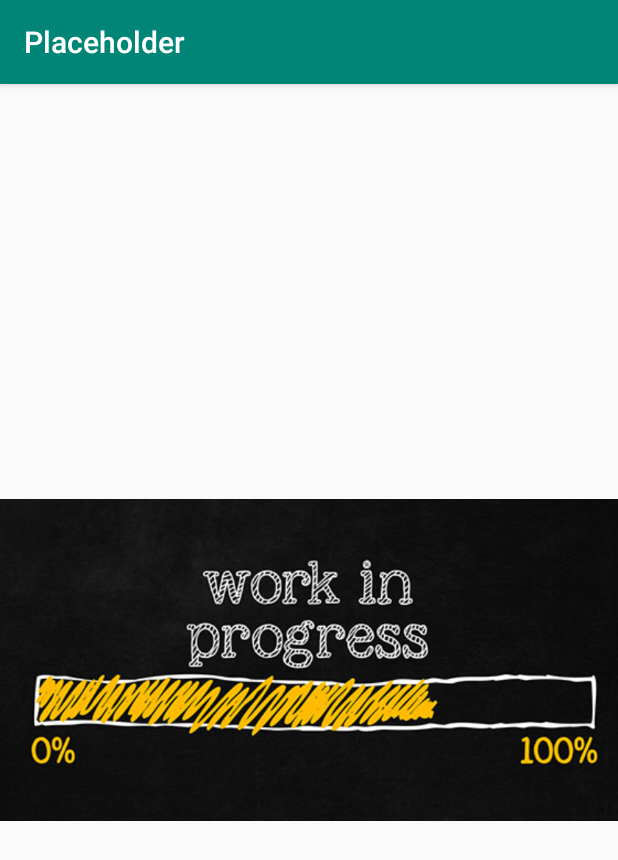
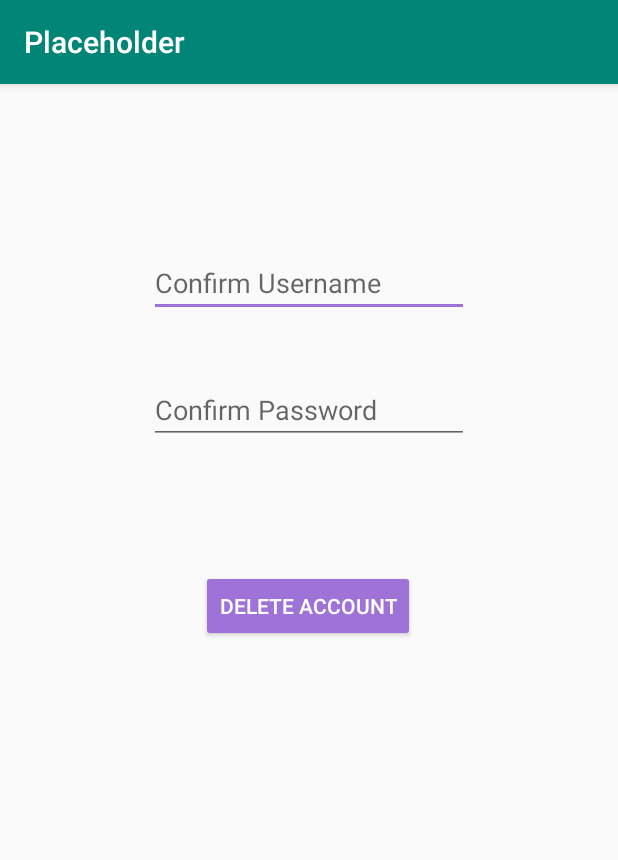
Before and after one commit to ekosharny/Placeholder, an Android app: the settings screen opened directly, with no data from a screen before it, on a phone screen of 412 x 824 dp. Shown: the top 860 px of the screen. Run offline under Robolectric (Android 15) with nearby library versions, the phone set to English and light mode, and no system bars; Roboto replaces fonts that are not available here.

Commit message:
login with username/password in database delete account in settings

```diff
--- a/app/src/main/java/com/example/placeholder/settings.java
+++ b/app/src/main/java/com/example/placeholder/settings.java
@@ -1,13 +1,58 @@
 package com.example.placeholder;
 
+import android.content.Intent;
+import android.os.Bundle;
 import android.support.v7.app.AppCompatActivity;
-import android.os.Bundle;
+import android.view.View;
+import android.view.View.OnClickListener;
+import android.widget.Button;
+import android.widget.EditText;
+import android.widget.Toast;
 
 public class settings extends AppCompatActivity {
+
+    Button delete;
+    EditText confirmUsername, confirmPassword;
 
     @Override
     protected void onCreate(Bundle savedInstanceState) {
         super.onCreate(savedInstanceState);
         setContentView(R.layout.activity_settings);
+
+        delete = findViewById(R.id.deletebutton);
+        confirmUsername = findViewById(R.id.conUser);
+        confirmPassword = findViewById(R.id.conPass);
+
+        delete.setOnClickListener(new OnClickListener(){
+            public void onClick(View v){
+                Customer customer = findUser(v);
+                if(confirmUsername.getText().toString().equals(customer.getEmail()) && confirmPassword.getText().toString().equals(customer.getPassword())) {
+                    boolean x = deleteAccount(customer);
+                    if(x==true)
+                        Toast.makeText(getApplicationContext(), "Account deleted", Toast.LENGTH_SHORT).show();
+                    else
+                        Toast.makeText(getApplicationContext(), "Couldn't delete account", Toast.LENGTH_SHORT).show();
+
+                    startActivity(new Intent(settings.this, MainActivity.class));
+                }
+
+                else
+                    Toast.makeText(getApplicationContext(), "Wrong username or password", Toast.LENGTH_SHORT).show();
+
+            }
+        });
     }
+
+    public boolean deleteAccount(Customer customer){
+        DatabaseHelper dhelper = new DatabaseHelper(this);
+        boolean x = dhelper.deleteHandler(customer.getName());
+        return x;
+    }
+
+    public Customer findUser(View v){
+        DatabaseHelper dhelper = new DatabaseHelper(this);
+        Customer customer =  dhelper.findHandler(confirmUsername.getText().toString());
+        return customer;
+    }
+
 }
--- a/app/src/main/res/layout/activity_settings.xml
+++ b/app/src/main/res/layout/activity_settings.xml
@@ -6,8 +6,9 @@
     android:layout_height="match_parent"
     tools:context=".settings">
 
-    <ImageView
-        android:id="@+id/imageView5"
+    <Button
+        android:id="@+id/deletebutton"
+        style="@style/Widget.AppCompat.Button.Colored"
         android:layout_width="wrap_content"
         android:layout_height="wrap_content"
         android:layout_marginStart="8dp"
@@ -16,9 +17,49 @@
         android:layout_marginEnd="8dp"
         android:layout_marginRight="8dp"
         android:layout_marginBottom="8dp"
+        android:text="Delete Account"
+        app:layout_constraintBottom_toBottomOf="parent"
+        app:layout_constraintEnd_toEndOf="parent"
+        app:layout_constraintHorizontal_bias="0.498"
+        app:layout_constraintStart_toStartOf="parent"
+        app:layout_constraintTop_toTopOf="parent"
+        app:layout_constraintVertical_bias="0.449" />
+
+    <EditText
+        android:id="@+id/conUser"
+        android:layout_width="wrap_content"
+        android:layout_height="wrap_content"
+        android:layout_marginStart="8dp"
+        android:layout_marginLeft="8dp"
+        android:layout_marginTop="8dp"
+        android:layout_marginEnd="8dp"
+        android:layout_marginRight="8dp"
+        android:layout_marginBottom="8dp"
+        android:ems="10"
+        android:hint="Confirm Username"
+        android:inputType="textPersonName"
         app:layout_constraintBottom_toBottomOf="parent"
         app:layout_constraintEnd_toEndOf="parent"
         app:layout_constraintStart_toStartOf="parent"
         app:layout_constraintTop_toTopOf="parent"
-        app:srcCompat="@drawable/work" />
+        app:layout_constraintVertical_bias="0.144" />
+
+    <EditText
+        android:id="@+id/conPass"
+        android:layout_width="wrap_content"
+        android:layout_height="wrap_content"
+        android:layout_marginStart="8dp"
+        android:layout_marginLeft="8dp"
+        android:layout_marginTop="8dp"
+        android:layout_marginEnd="8dp"
+        android:layout_marginRight="8dp"
+        android:layout_marginBottom="8dp"
+        android:ems="10"
+        android:hint="Confirm Password"
+        android:inputType="textPersonName"
+        app:layout_constraintBottom_toBottomOf="parent"
+        app:layout_constraintEnd_toEndOf="parent"
+        app:layout_constraintStart_toStartOf="parent"
+        app:layout_constraintTop_toTopOf="parent"
+        app:layout_constraintVertical_bias="0.264" />
 </android.support.constraint.ConstraintLayout>
--- a/app/src/main/res/layout/activity_sign_up.xml
+++ b/app/src/main/res/layout/activity_sign_up.xml
@@ -36,8 +36,8 @@
         android:layout_marginRight="8dp"
         android:layout_marginBottom="8dp"
         android:ems="10"
+        android:hint="@string/entername"
         android:inputType="textPersonName"
-        android:text="@string/entername"
         app:layout_constraintBottom_toTopOf="@+id/emailInput"
         app:layout_constraintEnd_toEndOf="parent"
         app:layout_constraintHorizontal_bias="0.329"
@@ -56,8 +56,8 @@
         android:layout_marginRight="8dp"
         android:layout_marginBottom="8dp"
         android:ems="10"
+        android:hint="@string/enteremail"
         android:inputType="textEmailAddress"
-        android:text="@string/enteremail"
         app:layout_constraintBottom_toBottomOf="parent"
         app:layout_constraintEnd_toEndOf="parent"
         app:layout_constraintHorizontal_bias="0.329"
@@ -76,8 +76,8 @@
         android:layout_marginRight="8dp"
         android:layout_marginBottom="8dp"
         android:ems="10"
+        android:hint="@string/enterpassword"
         android:inputType="text"
-        android:text="@string/enterpassword"
         app:layout_constraintBottom_toBottomOf="parent"
         app:layout_constraintEnd_toEndOf="parent"
         app:layout_constraintHorizontal_bias="0.329"
```
Also changed, not shown: app/src/main/java/com/example/placeholder/DatabaseHelper.java (+22 -4 lines), app/src/main/java/com/example/placeholder/MainActivity.java (+16 -5 lines).
